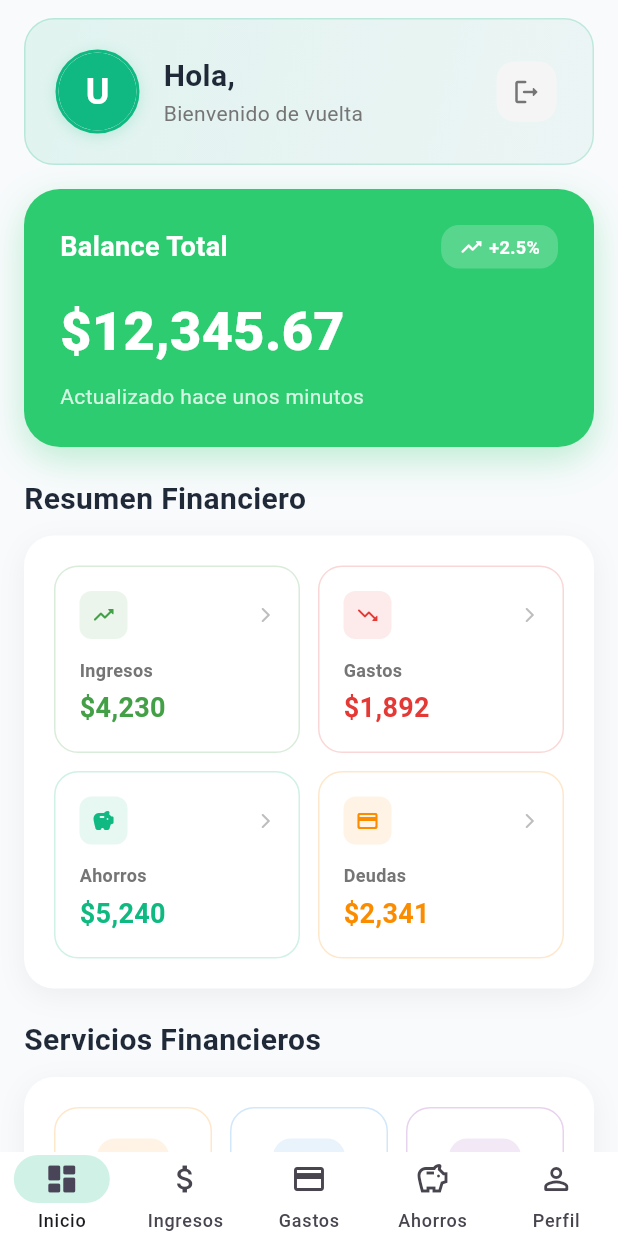
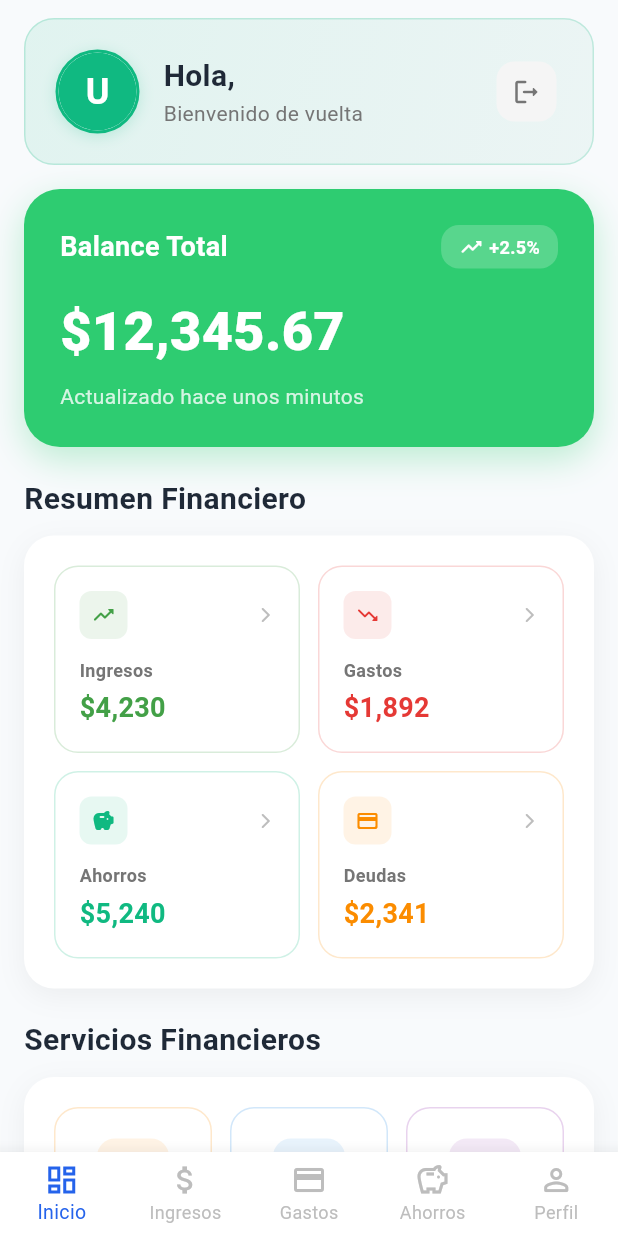
Before and after one commit to DaniielJr10/Wallet-Flow-app-movil, a Flutter app: the screen it shows once a user with an empty profile is signed in, on a phone screen of 412 x 824 dp. Run offline on Flutter 3.47's test engine with Material 3 defaults, Android fonts, the phone set to English and light mode, and no system bars; our stand-ins replace cloud_firestore, firebase_auth, firebase_core, firebase_storage, image_picker, shared_preferences and 1 more; accounts and stored records are empty; Roboto replaces fonts that are missing (SF Pro Text).

Commit message:
se actualiza el menú de navegación inferior: se implementan colores personalizados para los íconos y se mejora el diseño del BottomNavigationBar

```diff
--- a/lib/pantallas/principal.dart
+++ b/lib/pantallas/principal.dart
@@ -824,60 +824,66 @@ class _PantallaPrincipalState extends State<PantallaPrincipal>
 
   @override
   Widget build(BuildContext context) {
+    // Colores personalizados para cada ítem
+    final List<Color> itemColors = [
+      Color(0xFF2563EB), // Inicio - azul
+      Color(0xFF2ECC71), // Ingresos - verde (#2ecc71)
+      Color(0xFFEF4444), // Gastos - rojo
+      Color(0xFFF59E42), // Ahorros - naranja
+      Color(0xFF6366F1), // Perfil - morado
+    ];
+
     return Scaffold(
       backgroundColor: const Color(0xFFF8FAFC),
       body: IndexedStack(
         index: _selectedIndex,
         children: [
-          _buildDashboard(), // 0 - Dashboard principal
-          const PantallaIngresos(), // 1 - Ingresos
-          const PantallaGastos(), // 2 - Gastos
-          const PantallaAhorros(), // 3 - Ahorros
-          const PantallaPerfil(), // 4 - Perfil
-          const PantallaDeudas(), // 5 - Deudas
-          const PantallaInversiones(), // 6 - Inversiones
-          const PantallaCuentas(), // 7 - Cuentas
-          const PantallaObjetivos(), // 8 - Objetivos
-          _buildPlaceholderScreen('Herramientas', Icons.build_outlined, Colors.indigo.shade600), // 9 - Herramientas
-          const PantallaConfiguracion(), // 10 - Configuración
+          _buildDashboard(),
+          const PantallaIngresos(),
+          const PantallaGastos(),
+          const PantallaAhorros(),
+          const PantallaPerfil(),
+          const PantallaDeudas(),
+          const PantallaInversiones(),
+          const PantallaCuentas(),
+          const PantallaObjetivos(),
+          _buildPlaceholderScreen('Herramientas', Icons.build_outlined, Colors.indigo.shade600),
+          const PantallaConfiguracion(),
         ],
       ),
-      bottomNavigationBar: Container(
-        color: Colors.white,
-        child: NavigationBar(
-          selectedIndex: _selectedIndex <= 4 ? _selectedIndex : 0,
-          onDestinationSelected: _handleBottomNavigation,
+      bottomNavigationBar: BottomNavigationBar(
+        type: BottomNavigationBarType.fixed,
+        currentIndex: _selectedIndex <= 4 ? _selectedIndex : 0,
+        onTap: _handleBottomNavigation,
         backgroundColor: Colors.white,
-          indicatorColor: const Color(0xFF10B981).withOpacity(0.2),
-          height: 56,
-          destinations: const [
-            NavigationDestination(
-              icon: Icon(Icons.dashboard_outlined),
-              selectedIcon: Icon(Icons.dashboard_rounded),
+        selectedFontSize: 13,
+        unselectedFontSize: 12,
+        elevation: 10,
+        showUnselectedLabels: true,
+        items: [
+          BottomNavigationBarItem(
+            icon: Icon(Icons.dashboard_outlined, color: _selectedIndex == 0 ? itemColors[0] : Colors.grey.shade400),
             label: 'Inicio',
           ),
-            NavigationDestination(
-              icon: Icon(Icons.attach_money_outlined),
-              selectedIcon: Icon(Icons.attach_money_rounded),
+          BottomNavigationBarItem(
+            icon: Icon(Icons.attach_money_outlined, color: _selectedIndex == 1 ? itemColors[1] : Colors.grey.shade400),
             label: 'Ingresos',
           ),
-            NavigationDestination(
-              icon: Icon(Icons.payment_outlined),
-              selectedIcon: Icon(Icons.payment_rounded),
+          BottomNavigationBarItem(
+            icon: Icon(Icons.payment_outlined, color: _selectedIndex == 2 ? itemColors[2] : Colors.grey.shade400),
             label: 'Gastos',
           ),
-            NavigationDestination(
-              icon: Icon(Icons.savings_outlined),
-              selectedIcon: Icon(Icons.savings_rounded),
+          BottomNavigationBarItem(
+            icon: Icon(Icons.savings_outlined, color: _selectedIndex == 3 ? itemColors[3] : Colors.grey.shade400),
             label: 'Ahorros',
           ),
-            NavigationDestination(
-              icon: Icon(Icons.person_outline_rounded),
-              selectedIcon: Icon(Icons.person_rounded),
+          BottomNavigationBarItem(
+            icon: Icon(Icons.person_outline_rounded, color: _selectedIndex == 4 ? itemColors[4] : Colors.grey.shade400),
             label: 'Perfil',
           ),
         ],
-        ),
+        selectedItemColor: itemColors[_selectedIndex <= 4 ? _selectedIndex : 0],
+        unselectedItemColor: Colors.grey.shade400,
       ),
       drawer: _buildDrawer(),
     );
```
Lines whose indentation alone changed are shown as unchanged.
